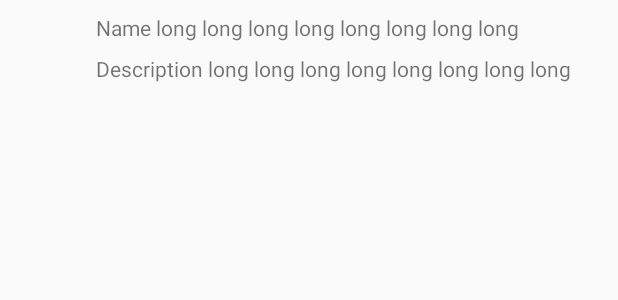
After one commit to mikhailpgrl/MyAmazingApp, an Android app: the layout item_person.xml on its own in the app's theme, with its tools: preview values and no code run, on a phone screen of 412 x 824 dp. The commit adds this screen. Shown: the top 300 px of the screen. Run offline under Robolectric (Android 15) with nearby library versions, the phone set to English and light mode, and no system bars.

Commit message:
Added person list with FAB

```diff
--- a/app/build.gradle
+++ b/app/build.gradle
@@ -31,6 +31,8 @@ dependencies {
     implementation 'androidx.appcompat:appcompat:1.1.0'
     implementation 'androidx.core:core-ktx:1.2.0'
     implementation 'androidx.constraintlayout:constraintlayout:1.1.3'
+    implementation 'androidx.recyclerview:recyclerview:1.1.0'
+    implementation 'com.google.android.material:material:1.1.0'
 
     implementation 'com.github.bumptech.glide:glide:4.11.0'
     annotationProcessor 'com.github.bumptech.glide:compiler:4.11.0'
--- /dev/null
+++ b/app/src/main/java/com/example/myamazingapp/Person.kt
@@ -0,0 +1,3 @@
+package com.example.myamazingapp
+
+data class Person(val name: String, val description: String, val avatarUrl: String)
--- /dev/null
+++ b/app/src/main/res/drawable/ic_add_black_24dp.xml
@@ -0,0 +1,5 @@
+<vector android:height="24dp" android:tint="#0111FF"
+    android:viewportHeight="24.0" android:viewportWidth="24.0"
+    android:width="24dp" xmlns:android="http://schemas.android.com/apk/res/android">
+    <path android:fillColor="#FF000000" android:pathData="M19,13h-6v6h-2v-6H5v-2h6V5h2v6h6v2z"/>
+</vector>
--- /dev/null
+++ b/app/src/main/res/layout/item_person.xml
@@ -0,0 +1,44 @@
+<?xml version="1.0" encoding="utf-8"?>
+<androidx.constraintlayout.widget.ConstraintLayout xmlns:android="http://schemas.android.com/apk/res/android"
+    xmlns:app="http://schemas.android.com/apk/res-auto"
+    xmlns:tools="http://schemas.android.com/tools"
+    android:layout_width="match_parent"
+    android:layout_height="64dp">
+
+    <ImageView
+        android:id="@+id/avatarImageView"
+        android:layout_width="40dp"
+        android:layout_height="40dp"
+        android:layout_marginStart="8dp"
+        android:layout_marginTop="8dp"
+        android:layout_marginBottom="8dp"
+        app:layout_constraintBottom_toBottomOf="parent"
+        app:layout_constraintStart_toStartOf="parent"
+        app:layout_constraintTop_toTopOf="parent" />
+
+    <TextView
+        android:id="@+id/nameTextView"
+        android:layout_width="0dp"
+        android:layout_height="wrap_content"
+        android:layout_marginStart="16dp"
+        android:layout_marginEnd="8dp"
+        app:layout_constraintBottom_toTopOf="@+id/descriptionTextView"
+        app:layout_constraintEnd_toEndOf="parent"
+        app:layout_constraintHorizontal_bias="0.5"
+        app:layout_constraintStart_toEndOf="@+id/avatarImageView"
+        app:layout_constraintTop_toTopOf="parent"
+        tools:text="Name long long long long long long long long " />
+
+    <TextView
+        android:id="@+id/descriptionTextView"
+        android:layout_width="0dp"
+        android:layout_height="wrap_content"
+        android:layout_marginEnd="8dp"
+        app:layout_constraintBottom_toBottomOf="parent"
+        app:layout_constraintEnd_toEndOf="parent"
+        app:layout_constraintHorizontal_bias="0.5"
+        app:layout_constraintStart_toStartOf="@+id/nameTextView"
+        app:layout_constraintTop_toBottomOf="@+id/nameTextView"
+        tools:text="Description long long long long long long long long " />
+
+</androidx.constraintlayout.widget.ConstraintLayout>
```
Also changed, not shown: app/src/main/java/com/example/myamazingapp/MainActivity.kt (+37 -0 lines), app/src/main/java/com/example/myamazingapp/PersonAdapter.kt (added, +28 -0 lines), app/src/main/java/com/example/myamazingapp/PersonViewHolder.kt (added, +21 -0 lines), app/src/main/res/layout/activity_main.xml (+10 -5 lines), app/src/main/res/values/arrays.xml (added, +30 -0 lines).
